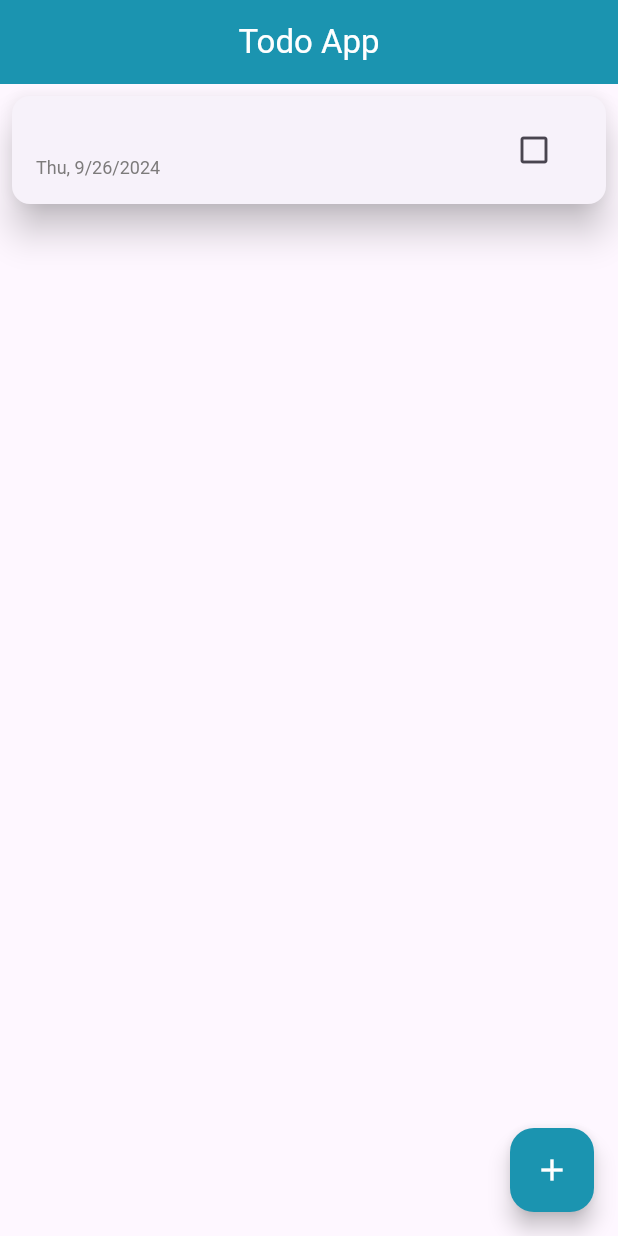
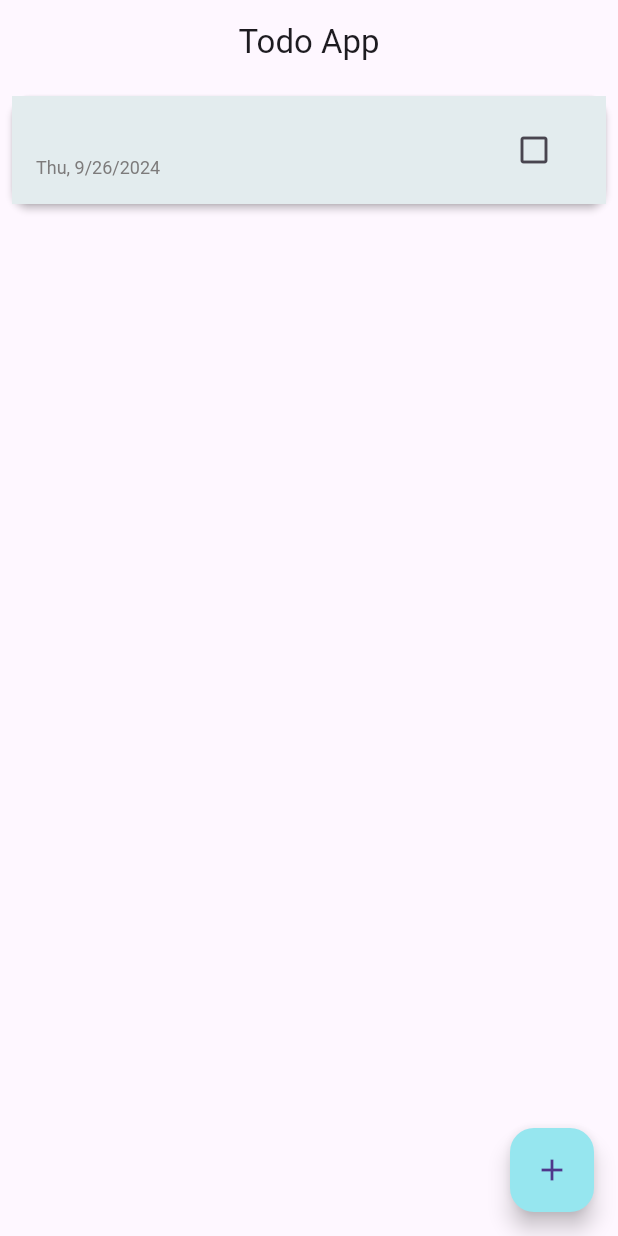
Before and after one commit to akshkin/flutter-todo, a Flutter app: the AddTodo screen opened directly, after a tap on "Add todo", on a phone screen of 412 x 824 dp. Run offline on Flutter 3.47's test engine with Material 3 defaults, Android fonts, the phone set to English and light mode, and no system bars; drawn by our look-alikes of flutter_slidable; our stand-ins replace flutter_riverpod, page_transition.

Commit message:
Small ui tweaks

```diff
--- a/lib/components/todo.dart
+++ b/lib/components/todo.dart
@@ -18,8 +18,12 @@ class TodoItem extends ConsumerWidget {
   Widget build(BuildContext context, WidgetRef ref) {
     return Card(
       margin: const EdgeInsets.all(8),
-      elevation: 10,
+      elevation: 2,
       child: ListTile(
+        style: ListTileStyle.list,
+        tileColor: index.isEven
+            ? const Color.fromARGB(255, 227, 236, 238)
+            : const Color.fromARGB(255, 251, 230, 237),
         title: Text(
           todos[index].content,
           maxLines: 1,
@@ -29,9 +33,7 @@ class TodoItem extends ConsumerWidget {
           DateFormat.yMEd().format(todos[index].date),
         ),
         subtitleTextStyle: const TextStyle(
-          fontSize: 12,
-          color: Color.fromARGB(255, 125, 123, 123),
-        ),
+            fontSize: 12, color: Color.fromARGB(255, 125, 123, 123)),
         trailing: IconButton(
           onPressed: () {
             ref.watch(todoProvider.notifier).completedTodo(todos[index].todoId);
--- a/lib/pages/home.dart
+++ b/lib/pages/home.dart
@@ -107,14 +107,16 @@ class MyHomePage extends ConsumerWidget {
           }),
       floatingActionButton: FloatingActionButton(
         onPressed: () {
-          Navigator.of(context).push(PageTransition(
-              type: PageTransitionType.bottomToTop,
-              duration: const Duration(milliseconds: 400),
-              reverseDuration: const Duration(milliseconds: 400),
-              child: const AddTodo()));
+          Navigator.of(context).push(
+            PageTransition(
+                type: PageTransitionType.bottomToTop,
+                duration: const Duration(milliseconds: 400),
+                reverseDuration: const Duration(milliseconds: 400),
+                child: const AddTodo()),
+          );
         },
         tooltip: 'Increment',
-        foregroundColor: Colors.white,
+        // foregroundColor: const Color.fromARGB(255, 20, 4, 27),
         child: const Icon(Icons.add),
       ),
     );
```
Also changed, not shown: lib/main.dart (+8 -4 lines).
